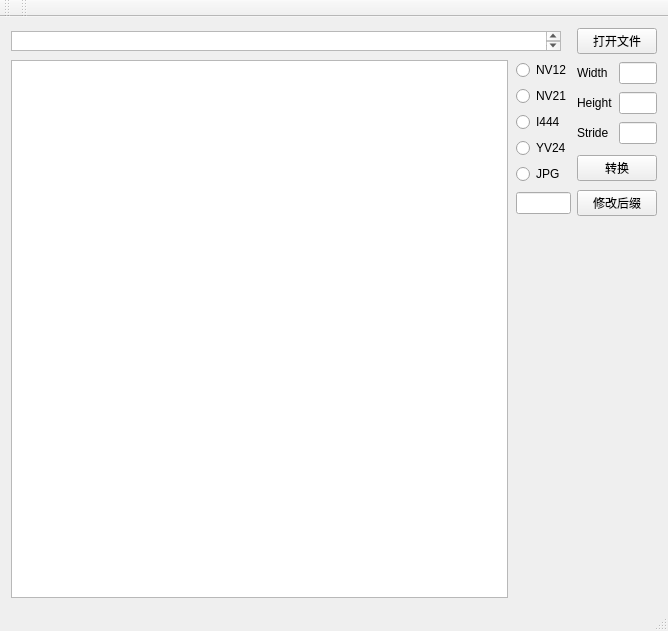
The window that mainwindow.ui (Dylanin1999/ImageV) describes before a commit, drawn with Qt 5.
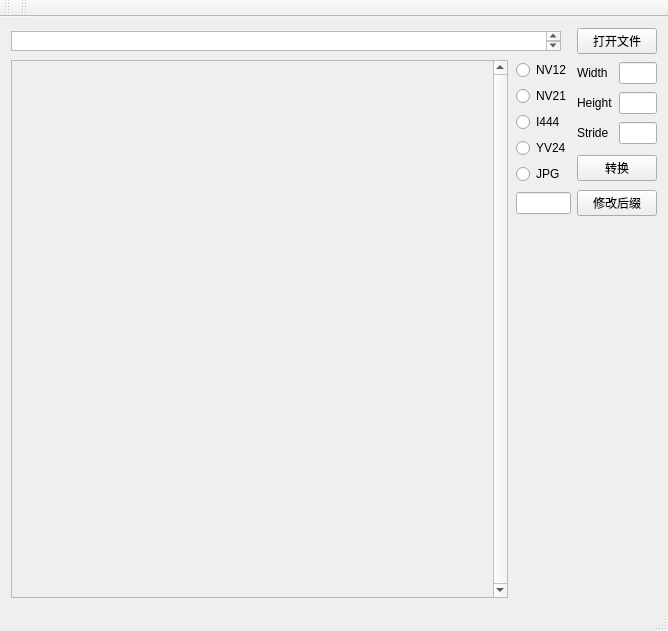
The same window after the commit. Custom widgets are drawn as their Qt base class.

Patch:
```diff
--- a/mainwindow.ui
+++ b/mainwindow.ui
@@ -64,9 +64,44 @@
        </layout>
       </item>
       <item>
-       <layout class="QHBoxLayout" name="horizontalLayout_2" stretch="4,0,1">
+       <layout class="QHBoxLayout" name="horizontalLayout_2" stretch="6,0,1">
         <item>
-         <widget class="QListWidget" name="ImgList"/>
+         <widget class="WaterfallScrollArea" name="ImgShowWin">
+          <property name="minimumSize">
+           <size>
+            <width>400</width>
+            <height>500</height>
+           </size>
+          </property>
+          <property name="contextMenuPolicy">
+           <enum>Qt::ActionsContextMenu</enum>
+          </property>
+          <property name="verticalScrollBarPolicy">
+           <enum>Qt::ScrollBarAlwaysOn</enum>
+          </property>
+          <property name="horizontalScrollBarPolicy">
+           <enum>Qt::ScrollBarAsNeeded</enum>
+          </property>
+          <property name="sizeAdjustPolicy">
+           <enum>QAbstractScrollArea::AdjustToContents</enum>
+          </property>
+          <property name="widgetResizable">
+           <bool>true</bool>
+          </property>
+          <widget class="QWidget" name="scrollAreaWidgetContents">
+           <property name="geometry">
+            <rect>
+             <x>0</x>
+             <y>0</y>
+             <width>452</width>
+             <height>521</height>
+            </rect>
+           </property>
+           <property name="contextMenuPolicy">
+            <enum>Qt::ActionsContextMenu</enum>
+           </property>
+          </widget>
+         </widget>
         </item>
         <item>
          <spacer name="horizontalSpacer">
@@ -241,6 +276,14 @@
   </widget>
  </widget>
  <layoutdefault spacing="6" margin="11"/>
+ <customwidgets>
+  <customwidget>
+   <class>WaterfallScrollArea</class>
+   <extends>QScrollArea</extends>
+   <header>waterfallscrollarea.h</header>
+   <container>1</container>
+  </customwidget>
+ </customwidgets>
  <resources/>
  <connections/>
 </ui>
```
